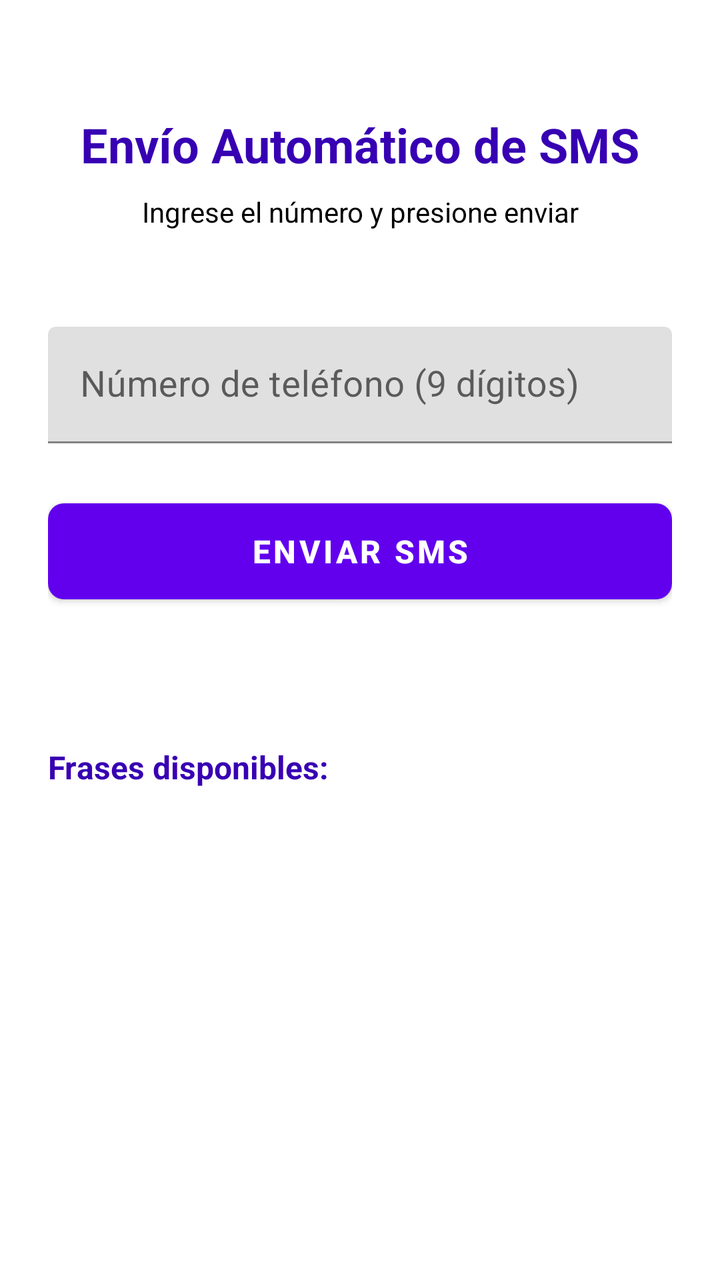
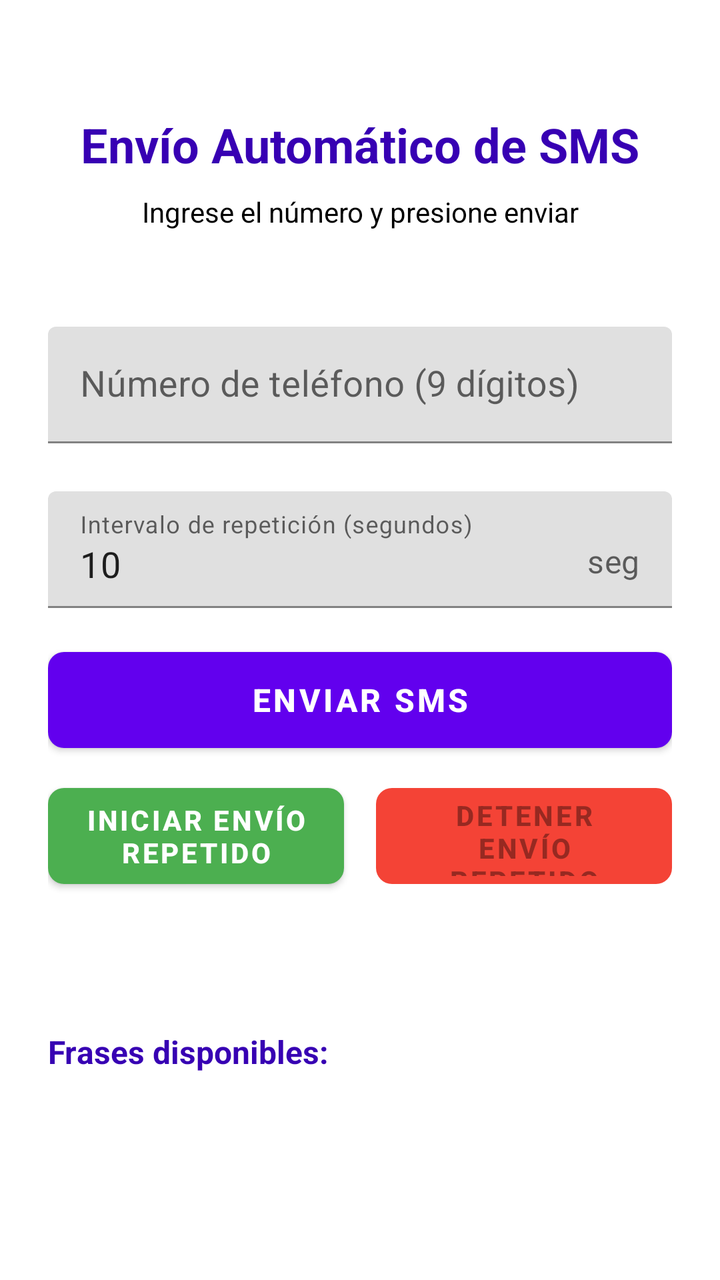

An Android layout rendered at two revisions. The XML below is the earlier revision; the diff shows what the commit changed to produce the second picture.
<!-- AndroidManifest.xml: application theme Theme.AutoSMS -->
<!-- res/layout/activity_main.xml -->
<?xml version="1.0" encoding="utf-8"?>
<androidx.constraintlayout.widget.ConstraintLayout xmlns:android="http://schemas.android.com/apk/res/android"
    xmlns:app="http://schemas.android.com/apk/res-auto"
    xmlns:tools="http://schemas.android.com/tools"
    android:layout_width="match_parent"
    android:layout_height="match_parent"
    android:padding="24dp"
    tools:context=".MainActivity">

    <TextView
        android:id="@+id/titleText"
        android:layout_width="wrap_content"
        android:layout_height="wrap_content"
        android:text="@string/title"
        android:textSize="24sp"
        android:textStyle="bold"
        android:textColor="@color/purple_700"
        app:layout_constraintTop_toTopOf="parent"
        app:layout_constraintStart_toStartOf="parent"
        app:layout_constraintEnd_toEndOf="parent"
        android:layout_marginTop="32dp" />

    <TextView
        android:id="@+id/subtitleText"
        android:layout_width="wrap_content"
        android:layout_height="wrap_content"
        android:text="@string/subtitle"
        android:textSize="14sp"
        android:textColor="@color/black"
        app:layout_constraintTop_toBottomOf="@id/titleText"
        app:layout_constraintStart_toStartOf="parent"
        app:layout_constraintEnd_toEndOf="parent"
        android:layout_marginTop="8dp" />

    <com.google.android.material.textfield.TextInputLayout
        android:id="@+id/phoneInputLayout"
        android:layout_width="0dp"
        android:layout_height="wrap_content"
        android:hint="@string/phone_number_hint"
        app:layout_constraintTop_toBottomOf="@id/subtitleText"
        app:layout_constraintStart_toStartOf="parent"
        app:layout_constraintEnd_toEndOf="parent"
        android:layout_marginTop="48dp"
        app:boxStrokeColor="@color/purple_500"
        app:hintTextColor="@color/purple_500">

        <com.google.android.material.textfield.TextInputEditText
            android:id="@+id/phoneInput"
            android:layout_width="match_parent"
            android:layout_height="wrap_content"
            android:inputType="phone"
            android:maxLength="9"
            android:textSize="18sp" />
    </com.google.android.material.textfield.TextInputLayout>

    <com.google.android.material.button.MaterialButton
        android:id="@+id/sendSmsButton"
        android:layout_width="0dp"
        android:layout_height="60dp"
        android:text="@string/send_sms_button"
        android:textSize="16sp"
        android:textStyle="bold"
        app:layout_constraintTop_toBottomOf="@id/phoneInputLayout"
        app:layout_constraintStart_toStartOf="parent"
        app:layout_constraintEnd_toEndOf="parent"
        android:layout_marginTop="24dp"
        app:cornerRadius="8dp" />

    <TextView
        android:id="@+id/statusText"
        android:layout_width="wrap_content"
        android:layout_height="wrap_content"
        android:text=""
        android:textSize="14sp"
        android:layout_marginTop="16dp"
        app:layout_constraintTop_toBottomOf="@id/sendSmsButton"
        app:layout_constraintStart_toStartOf="parent"
        app:layout_constraintEnd_toEndOf="parent" />

    <TextView
        android:id="@+id/messagePreviewLabel"
        android:layout_width="wrap_content"
        android:layout_height="wrap_content"
        android:text="Frases disponibles:"
        android:textSize="16sp"
        android:textStyle="bold"
        android:textColor="@color/purple_700"
        android:layout_marginTop="32dp"
        app:layout_constraintTop_toBottomOf="@id/statusText"
        app:layout_constraintStart_toStartOf="parent" />

    <TextView
        android:id="@+id/messagesPreview"
        android:layout_width="0dp"
        android:layout_height="wrap_content"
        android:text=""
        android:textSize="12sp"
        android:layout_marginTop="8dp"
        android:lineSpacingExtra="4dp"
        app:layout_constraintTop_toBottomOf="@id/messagePreviewLabel"
        app:layout_constraintStart_toStartOf="parent"
        app:layout_constraintEnd_toEndOf="parent" />

</androidx.constraintlayout.widget.ConstraintLayout>
<!-- resources referenced by this layout -->
<resources>
  <color name="black">#FF000000</color>
  <color name="purple_500">#FF6200EE</color>
  <color name="purple_700">#FF3700B3</color>
  <string name="phone_number_hint">Número de teléfono (9 dígitos)</string>
  <string name="send_sms_button">Enviar SMS</string>
  <string name="subtitle">Ingrese el número y presione enviar</string>
  <string name="title">Envío Automático de SMS</string>
  <style name="Theme.AutoSMS" parent="Theme.MaterialComponents.DayNight.DarkActionBar">
          <item name="colorPrimary">@color/purple_500</item>
          <item name="colorPrimaryVariant">@color/purple_700</item>
          <item name="colorOnPrimary">@color/white</item>
          <item name="colorSecondary">@color/teal_200</item>
          <item name="colorSecondaryVariant">@color/teal_700</item>
          <item name="colorOnSecondary">@color/black</item>
          <item name="android:statusBarColor" tools:targetApi="l">?attr/colorPrimaryVariant</item>
      </style>
  <color name="white">#FFFFFFFF</color>
  <color name="teal_200">#FF03DAC5</color>
  <color name="teal_700">#FF018786</color>
</resources>

<!-- the commit's change to res/layout/activity_main.xml (unified diff, before → after) -->
@@ -53,6 +53,28 @@
             android:textSize="18sp" />
     </com.google.android.material.textfield.TextInputLayout>
 
+    <com.google.android.material.textfield.TextInputLayout
+        android:id="@+id/intervalInputLayout"
+        android:layout_width="0dp"
+        android:layout_height="wrap_content"
+        android:hint="@string/repeat_interval_hint"
+        app:layout_constraintTop_toBottomOf="@id/phoneInputLayout"
+        app:layout_constraintStart_toStartOf="parent"
+        app:layout_constraintEnd_toEndOf="parent"
+        android:layout_marginTop="24dp"
+        app:boxStrokeColor="@color/purple_500"
+        app:hintTextColor="@color/purple_500"
+        app:suffixText="seg">
+
+        <com.google.android.material.textfield.TextInputEditText
+            android:id="@+id/intervalInput"
+            android:layout_width="match_parent"
+            android:layout_height="wrap_content"
+            android:inputType="number"
+            android:text="10"
+            android:textSize="18sp" />
+    </com.google.android.material.textfield.TextInputLayout>
+
     <com.google.android.material.button.MaterialButton
         android:id="@+id/sendSmsButton"
         android:layout_width="0dp"
@@ -60,11 +82,42 @@
         android:text="@string/send_sms_button"
         android:textSize="16sp"
         android:textStyle="bold"
-        app:layout_constraintTop_toBottomOf="@id/phoneInputLayout"
+        app:layout_constraintTop_toBottomOf="@id/intervalInputLayout"
         app:layout_constraintStart_toStartOf="parent"
         app:layout_constraintEnd_toEndOf="parent"
-        android:layout_marginTop="24dp"
+        android:layout_marginTop="16dp"
         app:cornerRadius="8dp" />
+
+    <com.google.android.material.button.MaterialButton
+        android:id="@+id/startRepeatButton"
+        android:layout_width="0dp"
+        android:layout_height="60dp"
+        android:text="@string/start_repeat"
+        android:textSize="14sp"
+        android:textStyle="bold"
+        app:layout_constraintTop_toBottomOf="@id/sendSmsButton"
+        app:layout_constraintStart_toStartOf="parent"
+        app:layout_constraintEnd_toStartOf="@id/stopRepeatButton"
+        android:layout_marginTop="8dp"
+        android:layout_marginEnd="8dp"
+        app:cornerRadius="8dp"
+        app:backgroundTint="@color/green" />
+
+    <com.google.android.material.button.MaterialButton
+        android:id="@+id/stopRepeatButton"
+        android:layout_width="0dp"
+        android:layout_height="60dp"
+        android:text="@string/stop_repeat"
+        android:textSize="14sp"
+        android:textStyle="bold"
+        app:layout_constraintTop_toBottomOf="@id/sendSmsButton"
+        app:layout_constraintStart_toEndOf="@id/startRepeatButton"
+        app:layout_constraintEnd_toEndOf="parent"
+        android:layout_marginTop="8dp"
+        android:layout_marginStart="8dp"
+        app:cornerRadius="8dp"
+        app:backgroundTint="@color/red"
+        android:enabled="false" />
 
     <TextView
         android:id="@+id/statusText"
@@ -73,7 +126,7 @@
         android:text=""
         android:textSize="14sp"
         android:layout_marginTop="16dp"
-        app:layout_constraintTop_toBottomOf="@id/sendSmsButton"
+        app:layout_constraintTop_toBottomOf="@id/stopRepeatButton"
         app:layout_constraintStart_toStartOf="parent"
         app:layout_constraintEnd_toEndOf="parent" />
 
<!-- resource entries referenced after the edit -->
@@ -1,10 +1,15 @@
 <!-- resources referenced by this layout -->
 <resources>
   <color name="black">#FF000000</color>
+  <color name="green">#FF4CAF50</color>
   <color name="purple_500">#FF6200EE</color>
   <color name="purple_700">#FF3700B3</color>
+  <color name="red">#FFF44336</color>
   <string name="phone_number_hint">Número de teléfono (9 dígitos)</string>
+  <string name="repeat_interval_hint">Intervalo de repetición (segundos)</string>
   <string name="send_sms_button">Enviar SMS</string>
+  <string name="start_repeat">Iniciar Envío Repetido</string>
+  <string name="stop_repeat">Detener Envío Repetido</string>
   <string name="subtitle">Ingrese el número y presione enviar</string>
   <string name="title">Envío Automático de SMS</string>
   <style name="Theme.AutoSMS" parent="Theme.MaterialComponents.DayNight.DarkActionBar">
